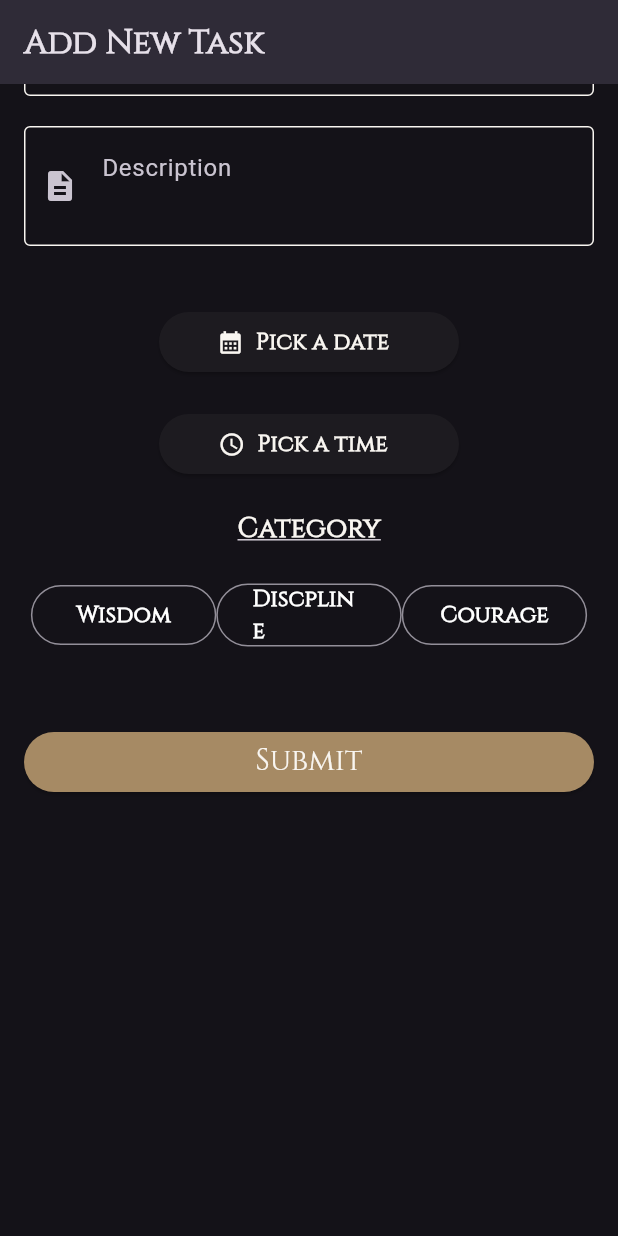
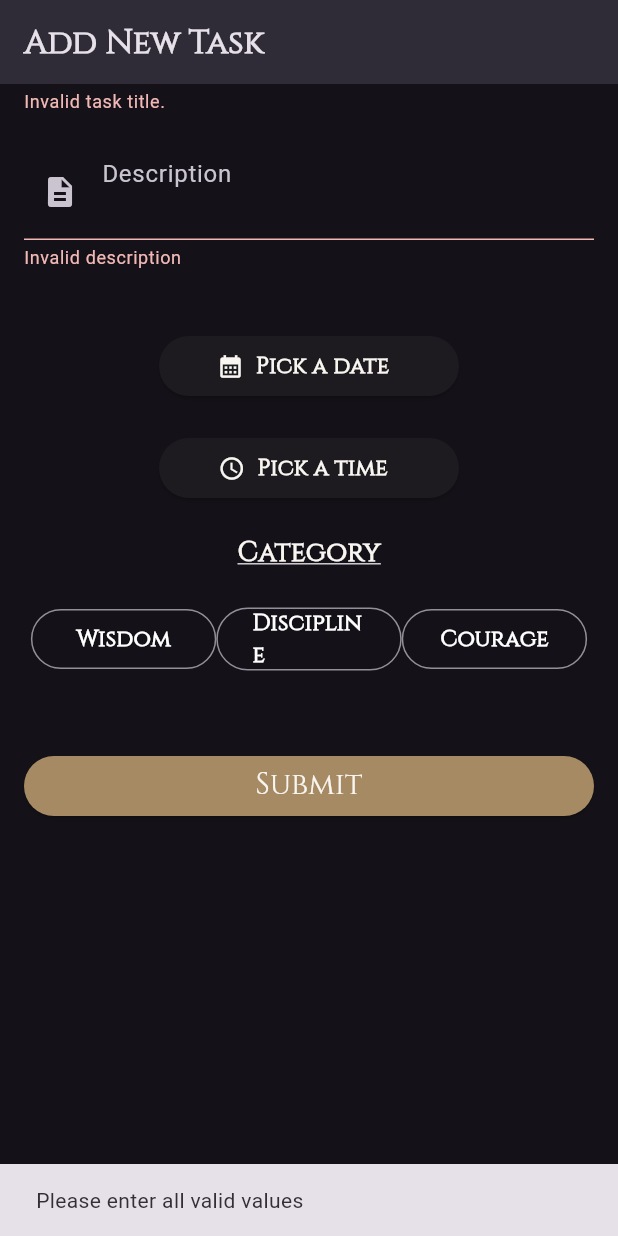
Before and after one commit to RickyS1ngh/aurelius, a Flutter app: the AddTaskScreen screen opened directly, scrolled down 64 dp, after a tap on "Submit", on a phone screen of 412 x 824 dp. Run offline on Flutter 3.47's test engine with Material 3 defaults, Android fonts, the light colour scheme and no system bars; our stand-ins replace cloud_firestore, firebase_auth, firebase_core, flutter_riverpod, fpdart, google_sign_in and 3 more; missing offline and left inert: cupertino_calendar_picker; accounts and stored records are empty; generated files the repository leaves out were written again; network calls fail.

Commit message:
feat: add user task

```diff
--- a/lib/features/home/screens/add_task_screen.dart
+++ b/lib/features/home/screens/add_task_screen.dart
@@ -1,28 +1,89 @@
 import 'dart:io';
+import 'package:aurelius/core/utils.dart';
+import 'package:aurelius/features/auth/controller/auth_controller.dart';
+import 'package:aurelius/features/home/controller/home_controller.dart';
 import 'package:aurelius/features/home/widgets/custom_radio_button.dart';
+import 'package:aurelius/models/task.dart';
 import 'package:flutter/material.dart';
 import 'package:cupertino_calendar_picker/cupertino_calendar_picker.dart';
 import 'package:flutter/services.dart';
+import 'package:flutter_riverpod/flutter_riverpod.dart';
 import 'package:intl/intl.dart';
 
-class AddTaskScreen extends StatefulWidget {
+final taskStateProvider = StateProvider<List<bool>>((ref) {
+  return [];
+});
+
+class AddTaskScreen extends ConsumerStatefulWidget {
   const AddTaskScreen({super.key});
 
   @override
-  State<AddTaskScreen> createState() => _AddTaskScreenState();
+  ConsumerState<AddTaskScreen> createState() => _AddTaskScreenState();
 }
 
-class _AddTaskScreenState extends State<AddTaskScreen> {
+class _AddTaskScreenState extends ConsumerState<AddTaskScreen> {
   DateTime? selectedDate;
   TimeOfDay? time;
   String dateToText = '';
   String timeToText = '';
   int selectedIndex = 0;
+  String? title;
+  String? description;
+  final _formKey = GlobalKey<FormState>();
+  bool _isAdding = false;
 
   void setIndex(int index) {
     setState(() {
       selectedIndex = index;
     });
+  }
+
+  void _submit() async {
+    if (_formKey.currentState!.validate() &&
+        selectedIndex != 0 &&
+        time != null &&
+        selectedDate != null) {
+      _formKey.currentState!.save();
+
+      var category = switch (selectedIndex) {
+        1 => Category.wisdom,
+        2 => Category.discipline,
+        3 => Category.courage,
+        _ => null
+      };
+
+      final String uid = ref.read(currentUserProvider)!.uid;
+
+      TaskModel task = TaskModel(
+          title: title!,
+          description: description!,
+          category: category!,
+          dueDate: selectedDate!,
+          dueTime: time!);
+
+      try {
+        setState(() {
+          _isAdding = true;
+        });
+        bool status = await ref
+            .read(homeControllerProvider.notifier)
+            .addTask(context, uid, task);
+
+        if (status == true) {
+          Navigator.of(context).pop();
+          showSnackbar(context, 'Task was added succesfully');
+        } else {
+          setState(() {
+            _isAdding = false;
+          });
+          showSnackbar(context, 'Unable to add task');
+        }
+      } catch (error) {
+        showSnackbar(context, error.toString());
+      }
+    } else {
+      showSnackbar(context, 'Please enter all valid values');
+    }
   }
 
   @override
@@ -38,7 +99,9 @@
         ),
         body: Center(
           child: ListView(children: [
-            Form(
+            Builder(builder: (context) {
+              return Form(
+                key: _formKey,
                 child: Padding(
                   padding: const EdgeInsets.all(16.0),
                   child: SizedBox(
@@ -48,6 +111,20 @@
                         TextFormField(
                           onTapOutside: (PointerDownEvent event) {
                             FocusManager.instance.primaryFocus?.unfocus();
+                          },
+                          validator: (val) {
+                            if (val == null ||
+                                val.trim().isEmpty ||
+                                val.length < 5 ||
+                                val.length > 20) {
+                              return 'Invalid task title.';
+                            }
+
+                            return null;
+                          },
+                          onSaved: (val) {
+                            print('onSaved TITLE: $val');
+                            title = val;
                           },
                           decoration: const InputDecoration(
                             focusedBorder: OutlineInputBorder(
@@ -70,6 +147,19 @@
                         TextFormField(
                           onTapOutside: (PointerDownEvent event) {
                             FocusManager.instance.primaryFocus?.unfocus();
+                          },
+                          validator: (val) {
+                            if (val == null ||
+                                val.trim().isEmpty ||
+                                val.length > 30) {
+                              return 'Invalid description';
+                            }
+
+                            return null;
+                          },
+                          onSaved: (val) {
+                            print('onSaved d: $val');
+                            description = val;
                           },
                           maxLines: 2,
                           decoration: const InputDecoration(
@@ -96,9 +186,15 @@
                                 minimumDateTime: DateTime(2025, 1, 1),
                                 maximumDateTime: DateTime(2099, 12, 31),
                                 currentDateTime: DateTime.now(),
+                                onDateSelected: (val) {
+                                  selectedDate = val;
+                                }),
                           ),
+                          CupertinoTimePickerButton(
+                            onTimeChanged: (val) {
+                              time = val;
+                            },
                           ),
-                        const CupertinoTimePickerButton(),
                         ],
                         if (Platform.isAndroid) ...[
                           const SizedBox(
@@ -148,14 +244,17 @@
                                 onPressed: () async {
                                   time = await showTimePicker(
                                       context: context,
-                                    initialEntryMode: TimePickerEntryMode.dial,
+                                      initialEntryMode:
+                                          TimePickerEntryMode.dial,
                                       initialTime: TimeOfDay.now());
                                   if (time != null) {
                                     setState(() {
                                       time = TimeOfDay(
-                                        hour: time!.hour, minute: time!.minute);
+                                          hour: time!.hour,
+                                          minute: time!.minute);
                                       timeToText =
                                           time.toString().substring(10, 15);
+                                      ref.read(taskStateProvider).add(true);
                                     });
                                   }
                                 },
@@ -191,7 +290,7 @@
                             CustomRadioButton(
                                 'Wisdom', selectedIndex, 1, setIndex),
                             CustomRadioButton(
-                              'Discpline', selectedIndex, 2, setIndex),
+                                'Discipline', selectedIndex, 2, setIndex),
                             CustomRadioButton(
                                 'Courage', selectedIndex, 3, setIndex),
                           ],
@@ -203,11 +302,14 @@
                           width: 400,
                           child: ElevatedButton(
                             style: const ButtonStyle(
-                              backgroundColor: WidgetStatePropertyAll(
-                            Color(0xFFa68a64),
-                          )),
-                          onPressed: () {},
-                          child: const Text(
+                                backgroundColor:
+                                    WidgetStatePropertyAll(Color(0xFFa68a64))),
+                            onPressed: () {
+                              _submit();
+                            },
+                            child: _isAdding
+                                ? const CircularProgressIndicator()
+                                : const Text(
                                     'Submit',
                                     style: TextStyle(
                                       color: Color(0xFFF9F6F1),
@@ -221,7 +323,8 @@
                     ),
                   ),
                 ),
-            ),
+              );
+            }),
           ]),
         ));
   }
--- /dev/null
+++ b/lib/models/task.dart
@@ -0,0 +1,116 @@
+// ignore_for_file: public_member_api_docs, sort_constructors_first
+import 'dart:convert';
+
+import 'package:flutter/material.dart';
+import 'package:hive_ce/hive.dart';
+import 'package:uuid/uuid.dart';
+
+enum Category { wisdom, discipline, courage }
+
+@HiveType(typeId: 5)
+class TaskModel {
+  @HiveField(0)
+  final String title;
+  @HiveField(1)
+  final String description;
+  @HiveField(2)
+  final Category category;
+  @HiveField(3)
+  final DateTime dueDate;
+  @HiveField(4)
+  final TimeOfDay dueTime;
+  @HiveField(5)
+  final DateTime createdAt;
+  @HiveField(6)
+  final String uuid;
+  TaskModel(
+      {required this.title,
+      required this.description,
+      required this.category,
+      required this.dueDate,
+      required this.dueTime,
+      DateTime? createdAt,
+      String? uuid})
+      : uuid = uuid ?? const Uuid().v4(),
+        createdAt = createdAt ?? DateTime.now();
+
+  TaskModel copyWith({
+    String? title,
+    String? description,
+    Category? category,
+    DateTime? dueDate,
+    TimeOfDay? dueTime,
+    DateTime? createdAt,
+    String? uuid,
+  }) {
+    return TaskModel(
+      title: title ?? this.title,
+      description: description ?? this.description,
+      category: category ?? this.category,
+      dueDate: dueDate ?? this.dueDate,
+      dueTime: dueTime ?? this.dueTime,
+      createdAt: createdAt ?? this.createdAt,
+      uuid: uuid ?? this.uuid,
+    );
+  }
+
+  Map<String, dynamic> toMap() {
+    return <String, dynamic>{
+      'title': title,
+      'description': description,
+      'category': category.name,
+      'dueDate': dueDate.millisecondsSinceEpoch,
+      'dueTime': {'hour': dueTime.hour, 'minute': dueTime.minute},
+      'createdAt': createdAt.millisecondsSinceEpoch,
+      'uuid': uuid,
+    };
+  }
+
+  factory TaskModel.fromMap(Map<String, dynamic> map) {
+    return TaskModel(
+      title: map['title'] as String,
+      description: map['description'] as String,
+      category: Category.values.firstWhere((e) => e.name == map['category']),
+      dueDate: DateTime.fromMillisecondsSinceEpoch(map['dueDate'] as int),
+      dueTime: TimeOfDay(
+          hour: (map['dueTime']['hour'] as num).toInt(),
+          minute: (map['dueTime']['minute'] as num).toInt()),
+      createdAt: DateTime.fromMillisecondsSinceEpoch(map['createdAt'] as int),
+      uuid: map['uuid'] as String,
+    );
+  }
+
+  String toJson() => json.encode(toMap());
+
+  factory TaskModel.fromJson(String source) =>
+      TaskModel.fromMap(json.decode(source) as Map<String, dynamic>);
+
+  @override
+  String toString() {
+    return 'Task(title: $title, description: $description, category: $category, dueDate: $dueDate, dueTime: $dueTime, createdAt: $createdAt, uuid: $uuid)';
+  }
+
+  @override
+  bool operator ==(covariant TaskModel other) {
+    if (identical(this, other)) return true;
+
+    return other.title == title &&
+        other.description == description &&
+        other.category == category &&
+        other.dueDate == dueDate &&
+        other.dueTime == dueTime &&
+        other.createdAt == createdAt &&
+        other.uuid == uuid;
+  }
+
+  @override
+  int get hashCode {
+    return title.hashCode ^
+        description.hashCode ^
+        category.hashCode ^
+        dueDate.hashCode ^
+        dueTime.hashCode ^
+        createdAt.hashCode ^
+        uuid.hashCode;
+  }
+}
```
Also changed, not shown: lib/adapters/category_adapter.dart (added, +17 -0 lines), lib/adapters/task_adapter.dart (added, +51 -0 lines), lib/features/home/controller/home_controller.dart (added, +33 -0 lines), lib/features/home/repository/home_repository.dart (added, +47 -0 lines). Lines whose indentation alone changed are shown as unchanged.
